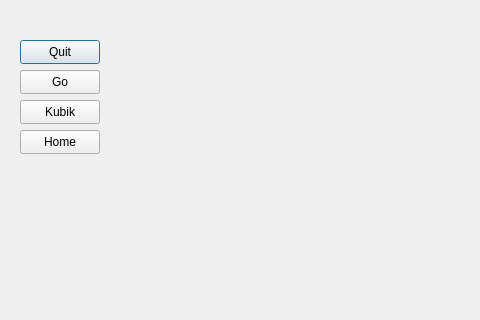
This is gamewidget.ui in SahibAlMowt/Monopoly as Qt 5 draws it before an edit; both pictures show x 0 to 480 and y 0 to 320 of the 1098 by 607 pixel window. The edited form follows.
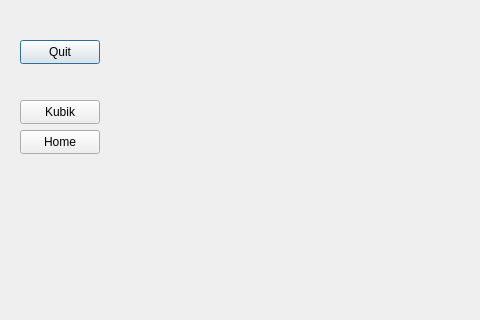
This is the edited form.

The edit to the form file:
```diff
--- a/gamewidget.ui
+++ b/gamewidget.ui
@@ -26,19 +26,6 @@
     <string>Quit</string>
    </property>
   </widget>
-  <widget class="QPushButton" name="go_button">
-   <property name="geometry">
-    <rect>
-     <x>20</x>
-     <y>70</y>
-     <width>80</width>
-     <height>24</height>
-    </rect>
-   </property>
-   <property name="text">
-    <string>Go</string>
-   </property>
-  </widget>
   <widget class="QPushButton" name="cube_roll">
    <property name="geometry">
     <rect>
```
